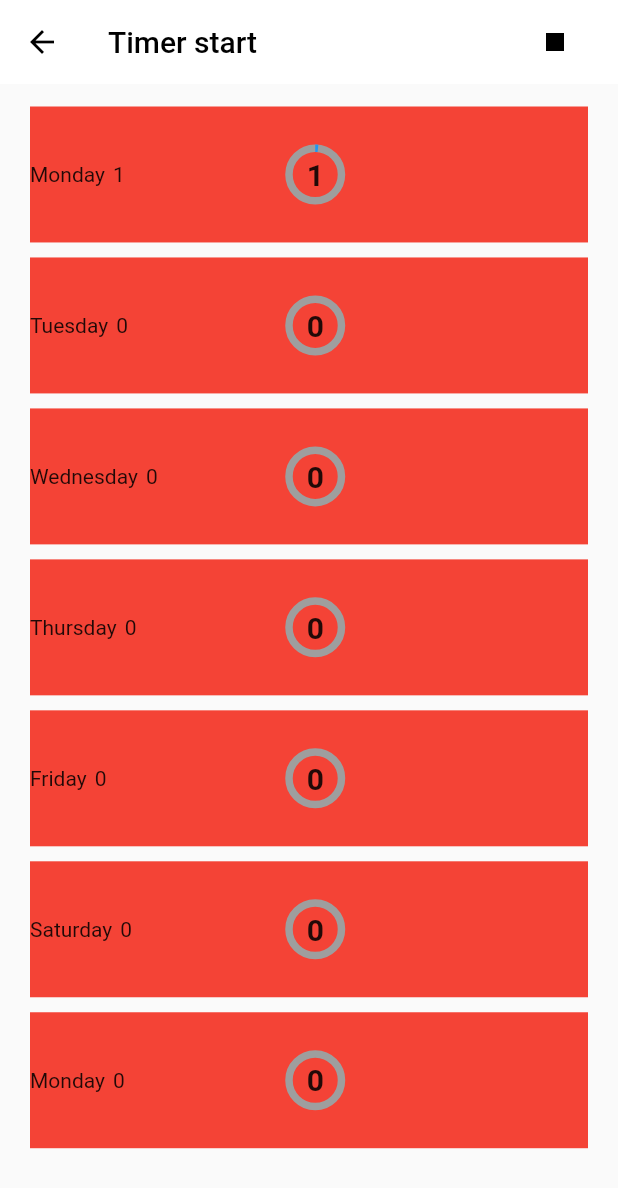
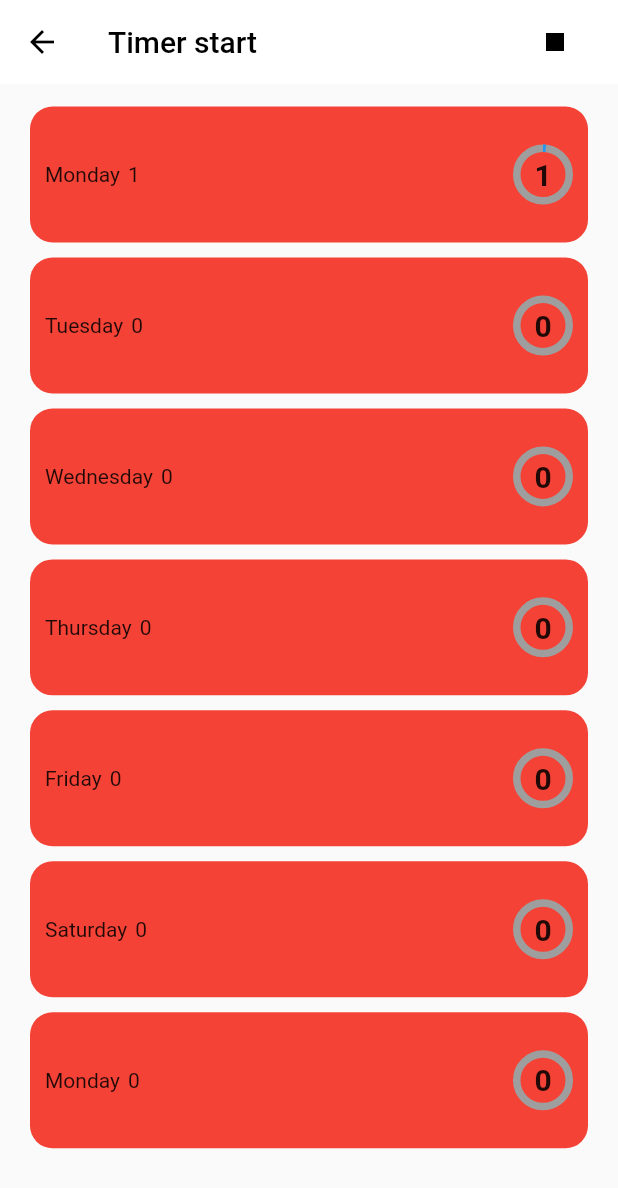
Before and after one commit to asrar/seven_miniutes, a Flutter app: the TimerScreen screen opened directly, on a phone screen of 412 x 824 dp. Shown: the top 1188 px of the screen. Run offline on Flutter 3.47's test engine with Material 2 defaults, Android fonts, the phone set to English and light mode, and no system bars; drawn by our look-alikes of percent_indicator; our stand-ins replace avatar_glow, email_validator, firebase_core, firebase_messaging, get, rxdart and 2 more; missing offline and left inert: flutter_sound_lite, flutter_sound_web, shared_preferences_web; accounts and stored records are empty; network calls fail; project files that could hold a hidden picture were left out.

Commit message:
add timer complete

```diff
--- a/lib/7valuemin/SevenValueMin.dart
+++ b/lib/7valuemin/SevenValueMin.dart
@@ -180,9 +180,14 @@ class _TimerScreenState extends State<TimerScreen> {
                   shrinkWrap: true,
                   itemBuilder: ((context, index) {
                     return Container(
+                      padding: EdgeInsets.symmetric(horizontal: 10),
                       margin: const EdgeInsets.only(bottom: 5,top: 5),
                       width: double.infinity,
-                      color: Colors.red,
+                      decoration: BoxDecoration(
+                        color: Colors.red,
+                        borderRadius: BorderRadius.circular(15)
+                      ),
+
                       height: MediaQuery.of(context).size.height*0.11,
                       child: Center(
                         child: Row(
@@ -197,7 +202,7 @@ class _TimerScreenState extends State<TimerScreen> {
                                 ],
                               ),
                             ),
-                            SizedBox(width: MediaQuery.of(context).size.width*0.013,),
+                            Spacer(),
                             CircularPercentIndicator(
                               radius: 20.0,
                               backgroundColor: Colors.grey,
```
